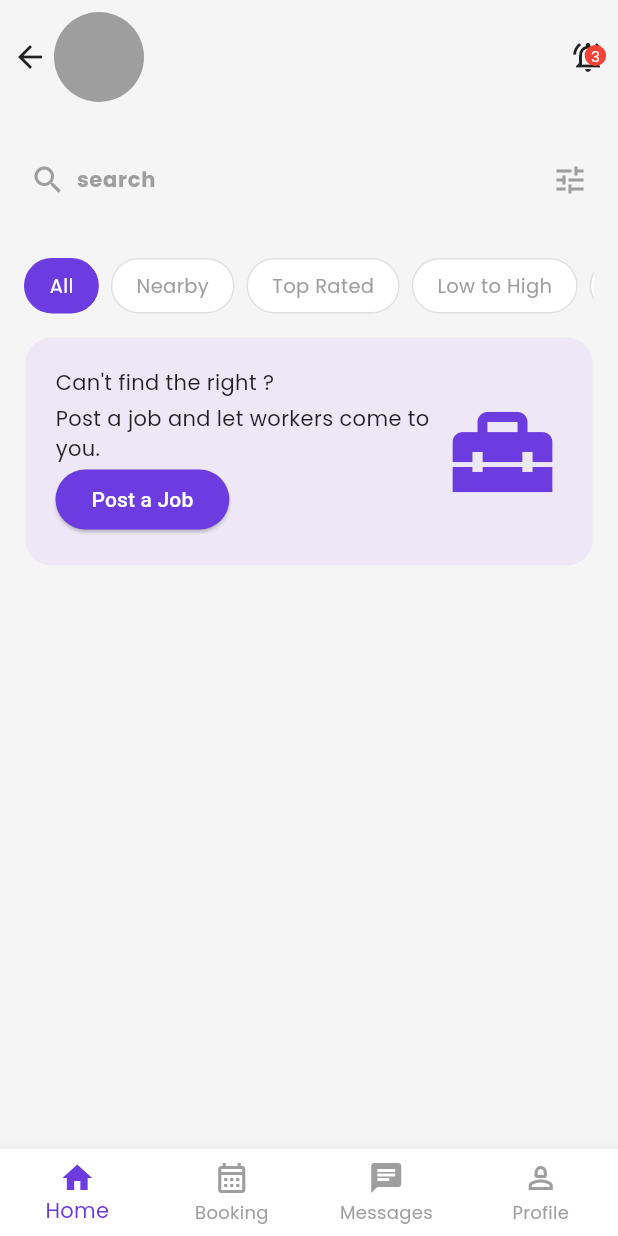
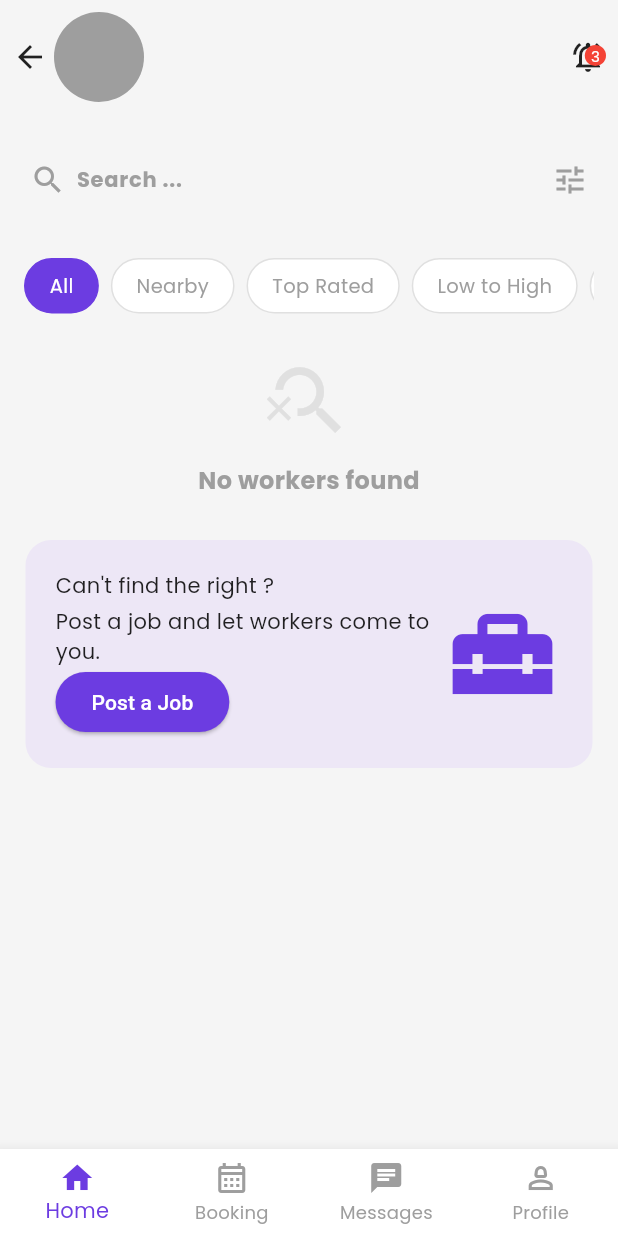
Before and after one commit to MuhammadZahidullah/hire_near_fyp, a Flutter app: the CategoryScreen screen opened directly with empty values, on a phone screen of 412 x 824 dp. Run offline on Flutter 3.47's test engine with Material 3 defaults, Android fonts, the phone set to English and light mode, and no system bars; our stand-ins replace google_fonts.

Commit message:
working on provider

```diff
--- a/lib/core/widgets/search_bar.dart
+++ b/lib/core/widgets/search_bar.dart
@@ -2,7 +2,8 @@ import 'package:flutter/material.dart';
 
 class AppSearchBar extends StatelessWidget {
   final String hintText;
-  const AppSearchBar({super.key, required this.hintText});
+  final Function(String)? onChanged;
+  const AppSearchBar({super.key, required this.hintText, this.onChanged});
 
   @override
   Widget build(BuildContext context) {
@@ -19,9 +20,11 @@ class AppSearchBar extends StatelessWidget {
           SizedBox(width: 7),
           Expanded(
             child: TextField(
+              onChanged: onChanged,
               style: TextStyle(fontSize: 15),
               decoration: InputDecoration(
                 hintText: hintText,
+
                 hintStyle: TextStyle(color: Colors.grey, fontSize: 14),
                 border: InputBorder.none,
               ),
--- /dev/null
+++ b/lib/feature/category/provider/category_provider.dart
@@ -0,0 +1,64 @@
+import 'package:flutter/material.dart';
+import 'package:hire_near_fyp/features/home/popular_workers/models/category_worker_model.dart';
+
+class CategoryProvider extends ChangeNotifier {
+  // State
+  String _selectedFilter = 'All';
+
+  // Getter
+  String get selectedFilter => _selectedFilter;
+
+  // Set Filter
+  void setFilter(String filter) {
+    _selectedFilter = filter;
+    notifyListeners();
+  }
+
+  // Reset filter when leaving screen
+  void resetFilter() {
+    _selectedFilter = 'All';
+    notifyListeners();
+  }
+
+  // Get sorted workers based on filter
+  List<CategoryWorkerModel> getSortedWorkers(
+    List<CategoryWorkerModel> workers,
+  ) {
+    // make a copy so original list not changed
+    List<CategoryWorkerModel> sorted = List.from(workers);
+
+    switch (_selectedFilter) {
+      case 'All':
+        return sorted;
+
+      case 'Nearby':
+        sorted.sort((a, b) {
+          // parse distance string to number
+          // '2.5 KM' → 2.5
+          double aDistance = double.parse(
+            a.distance.replaceAll(RegExp(r'[^0-9.]'), ''),
+          );
+          double bDistance = double.parse(
+            b.distance.replaceAll(RegExp(r'[^0-9.]'), ''),
+          );
+          return aDistance.compareTo(bDistance);
+        });
+        return sorted;
+
+      case 'Top Rated':
+        sorted.sort((a, b) => b.rating.compareTo(a.rating));
+        return sorted;
+
+      case 'Low to High':
+        sorted.sort((a, b) => a.price.compareTo(b.price));
+        return sorted;
+
+      case 'High to Low':
+        sorted.sort((a, b) => b.price.compareTo(a.price));
+        return sorted;
+
+      default:
+        return sorted;
+    }
+  }
+}
--- a/lib/feature/category/screens/category_screen.dart
+++ b/lib/feature/category/screens/category_screen.dart
@@ -1,11 +1,14 @@
 import 'package:flutter/material.dart';
 import 'package:hire_near_fyp/core/widgets/search_bar.dart';
+import 'package:hire_near_fyp/feature/category/provider/category_provider.dart';
 import 'package:hire_near_fyp/feature/category/widgets/category_top_bar.dart';
 import 'package:hire_near_fyp/feature/category/widgets/filter_chips_row.dart';
 import 'package:hire_near_fyp/feature/category/widgets/post_job_banner.dart';
+import 'package:hire_near_fyp/feature/search/providers/search_provider.dart';
 import 'package:hire_near_fyp/features/home/popular_workers/models/category_worker_model.dart';
 import 'package:hire_near_fyp/features/home/widgets/buttom_nav_bar.dart';
 import 'package:hire_near_fyp/features/home/widgets/category_worker_cartd.dart';
+import 'package:provider/provider.dart';
 
 class CategoryScreen extends StatefulWidget {
   final String categoryName;
@@ -31,7 +34,23 @@ class CategoryScreen extends StatefulWidget {
 class _CategoryScreenState extends State<CategoryScreen> {
   int _selectedIndex = 0;
   @override
+  void dispose() {
+    context.read<SearchProvider>().clearSearch();
+    context.read<CategoryProvider>().resetFilter();
+    super.dispose();
+  }
+
+  @override
   Widget build(BuildContext context) {
+    final searchProvider = context.watch<SearchProvider>();
+    final filteredWorkers = searchProvider.getFilteredCategoryWorkers(
+      widget.workers,
+    );
+    // Category Provider
+    final categoryProvider = context.watch<CategoryProvider>();
+    final sortedWorkers = categoryProvider.getSortedWorkers(
+      filteredWorkers,
+    ); // ← sorts already filtered
     return Scaffold(
       bottomNavigationBar: ButtomNavBar(
         currentIndex: _selectedIndex,
@@ -55,23 +74,59 @@ class _CategoryScreenState extends State<CategoryScreen> {
                 notificationCount: 3,
                 onBackTap: () => Navigator.pop(context),
               ),
-              AppSearchBar(hintText: 'search'),
+              AppSearchBar(
+                hintText: 'Search ${widget.categoryName}...',
+                onChanged: (query) {
+                  context.read<SearchProvider>().updateQuery(query);
+                },
+              ),
               FilterChipsRow(
                 onFilterSelected: (filter) {
                   //handle filters here
+                  onFilterSelected:
+                  (filter) {
+                    context.read<CategoryProvider>().setFilter(filter);
+                  };
                 },
               ),
-              ListView.builder(
+
+              // ✅ New
+              sortedWorkers.isEmpty
+                  ? Padding(
+                      padding: EdgeInsets.all(20),
+                      child: Center(
+                        child: Column(
+                          children: [
+                            Icon(
+                              Icons.search_off,
+                              size: 60,
+                              color: Colors.grey.shade300,
+                            ),
+                            SizedBox(height: 12),
+                            Text(
+                              'No workers found',
+                              style: TextStyle(
+                                fontSize: 16,
+                                fontWeight: FontWeight.bold,
+                                color: Colors.grey,
+                              ),
+                            ),
+                          ],
+                        ),
+                      ),
+                    )
+                  : ListView.builder(
                       shrinkWrap: true,
                       physics: NeverScrollableScrollPhysics(),
-                itemCount: widget.workers.length,
+                      itemCount: sortedWorkers.length,
                       itemBuilder: (context, index) {
                         return CategoryWorkerCartd(
+                          worker: filteredWorkers[index],
                           onTap: () {},
-                    worker: widget.workers[index],
                         );
                       },
                     ),
+
               PostJobBanner(
                 title: 'Can\'t find the right ${widget.categoryName}?',
                 subtitle: 'Post a job and let workers come to you.',
--- /dev/null
+++ b/lib/feature/search/providers/search_provider.dart
@@ -0,0 +1,54 @@
+import 'package:flutter/material.dart';
+import 'package:hire_near_fyp/features/home/popular_workers/models/category_worker_model.dart';
+import 'package:hire_near_fyp/features/home/popular_workers/models/worker_model.dart';
+
+class SearchProvider extends ChangeNotifier {
+  // State
+  String _searchQuery = '';
+  bool _isSearching = false;
+
+  // Getters
+  String get searchQuery => _searchQuery;
+  bool get isSearching => _isSearching;
+
+  // Filter HomeScreen workers
+  List<WorkerModel> getFilteredWorkers(List<WorkerModel> workers) {
+    if (_searchQuery.isEmpty) return workers;
+
+    return workers
+        .where(
+          (worker) =>
+              worker.name.toLowerCase().contains(_searchQuery.toLowerCase()) ||
+              worker.role.toLowerCase().contains(_searchQuery.toLowerCase()),
+        )
+        .toList();
+  }
+
+  // Filter CategoryScreen workers
+  List<CategoryWorkerModel> getFilteredCategoryWorkers(
+    List<CategoryWorkerModel> workers,
+  ) {
+    if (_searchQuery.isEmpty) return workers;
+
+    return workers
+        .where(
+          (worker) =>
+              worker.name.toLowerCase().contains(_searchQuery.toLowerCase()) ||
+              worker.role.toLowerCase().contains(_searchQuery.toLowerCase()),
+        )
+        .toList();
+  }
+
+  // Methods
+  void updateQuery(String query) {
+    _searchQuery = query;
+    _isSearching = query.isNotEmpty;
+    notifyListeners();
+  }
+
+  void clearSearch() {
+    _searchQuery = '';
+    _isSearching = false;
+    notifyListeners();
+  }
+}
```
Also changed, not shown: lib/feature/home/screens/home_screen.dart (+60 -21 lines), lib/main.dart (+8 -2 lines). Lines whose indentation alone changed are shown as unchanged.
